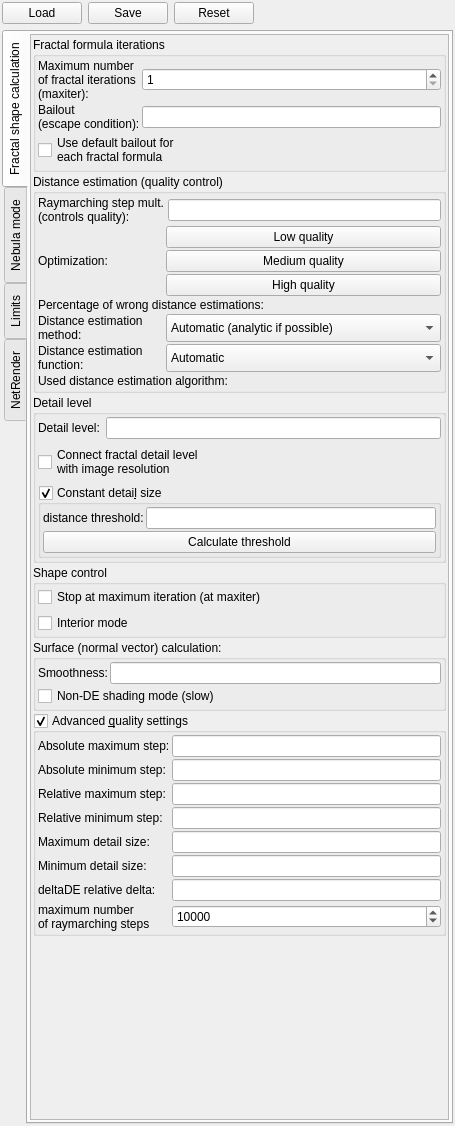
First picture: the form in mandelbulber2/qt/dock_rendering_engine.ui, repository buddhi1980/mandelbulber2, before the edit.
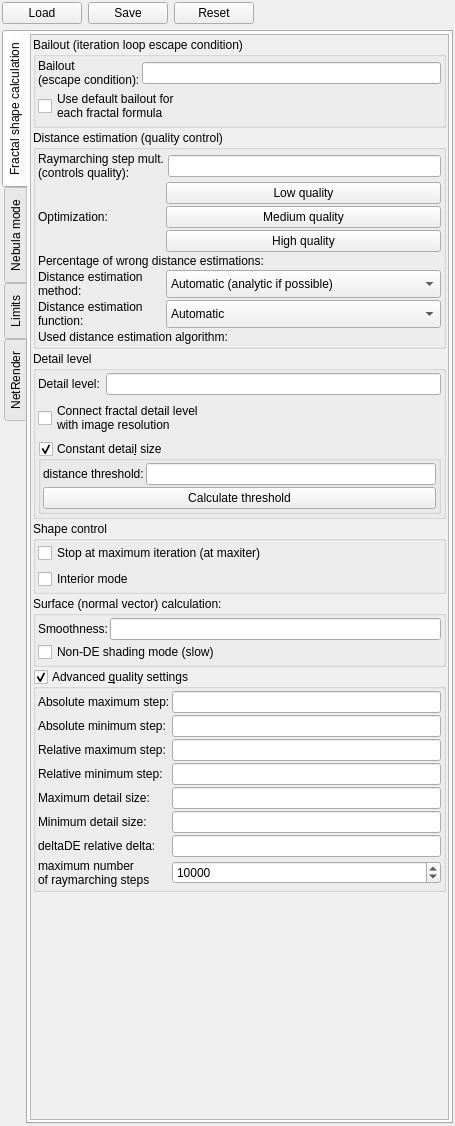
Second picture: the form after the edit. Icons and pictures are not drawn. Custom widgets are drawn as their Qt base class.

Commit message:
clean up: remove maxiter control from bailout group; silence debugs
- dock_rendering_engine.ui: drop maxiter spinbox/label from the
  "Fractal formula iterations" group, rename it to "Bailout
  (iteration loop escape condition)" and reflow the layout
- objects_tree_widget, hybrid_fractal_sequences, opencl_dynamic_data,
  opencl_engine_render_fractal/nebula, render_job: comment out
  temporary qDebug()/DebugPrintNodes debug statements

```diff
--- a/mandelbulber2/qt/dock_rendering_engine.ui
+++ b/mandelbulber2/qt/dock_rendering_engine.ui
@@ -102,8 +102,8 @@
            <rect>
             <x>0</x>
             <y>0</y>
-            <width>417</width>
-            <height>1082</height>
+            <width>429</width>
+            <height>1114</height>
            </rect>
           </property>
           <layout class="QVBoxLayout" name="verticalLayout_6">
@@ -125,7 +125,7 @@
            <item>
             <widget class="QGroupBox" name="groupBox">
              <property name="title">
-              <string>Fractal formula iterations</string>
+              <string>Bailout (iteration loop escape condition)</string>
              </property>
              <layout class="QVBoxLayout" name="verticalLayout_114">
               <property name="spacing">
@@ -151,23 +151,7 @@
                 <property name="spacing">
                  <number>2</number>
                 </property>
-                <item row="0" column="0">
-                 <widget class="QLabel" name="label_284">
-                  <property name="text">
-                   <string>Maximum number
-of fractal iterations
-(maxiter):</string>
-                  </property>
-                 </widget>
-                </item>
-                <item row="1" column="1">
-                 <widget class="MyLineEdit" name="logedit_bailout">
-                  <property name="toolTip">
-                   <string>&lt;html&gt;&lt;head/&gt;&lt;body&gt;&lt;p&gt;The vector values are checked during each iteration of fractal formula to see if they have reached a critical 'escape' condition or 'bailout'. If that condition is reached, the calculation is stopped. Condition is: if length of vector is greater than bailout, then break iteration loop.&lt;/p&gt;&lt;p&gt;In some cases higher value can increase image quality, but it will increase rendering time.&lt;/p&gt;&lt;p&gt;&lt;br/&gt;&lt;/p&gt;&lt;/body&gt;&lt;/html&gt;</string>
-                  </property>
-                 </widget>
-                </item>
-                <item row="2" column="0" colspan="2">
+                <item row="1" column="0" colspan="2">
                  <widget class="MyCheckBox" name="checkBox_use_default_bailout">
                   <property name="sizePolicy">
                    <sizepolicy hsizetype="Minimum" vsizetype="Maximum">
@@ -185,25 +169,13 @@
                  </widget>
                 </item>
                 <item row="0" column="1">
-                 <widget class="MySpinBox" name="spinboxInt_N">
-                  <property name="sizePolicy">
-                   <sizepolicy hsizetype="Minimum" vsizetype="Maximum">
-                    <horstretch>0</horstretch>
-                    <verstretch>0</verstretch>
-                   </sizepolicy>
-                  </property>
+                 <widget class="MyLineEdit" name="logedit_bailout">
                   <property name="toolTip">
-                   <string>&lt;html&gt;&lt;head/&gt;&lt;body&gt;&lt;p&gt;The higher the maximum number of iterations (&amp;quot;maxiter&amp;quot;) is, the more detail and subtlety emerge in the final image, but also the longer time it will take to calculate the fractal image. &lt;/p&gt;&lt;p&gt;In normal operation this should be set as high as possible because &amp;quot;Distance estimation&amp;quot; algorithm limits number of iteration (almost no influence on rendering speed)&lt;/p&gt;&lt;p&gt;When &lt;span style=&quot; font-style:italic;&quot;&gt;Stop at maximum iteration&lt;/span&gt; is selected, then this parameter controls detail level.&lt;br/&gt;&lt;/p&gt;&lt;table border=&quot;0&quot; style=&quot; margin-top:0px; margin-bottom:0px; margin-left:0px; margin-right:0px;&quot; cellspacing=&quot;2&quot; cellpadding=&quot;0&quot;&gt;&lt;tr&gt;&lt;td&gt;&lt;p&gt;maxiter = 10&lt;/p&gt;&lt;/td&gt;&lt;td&gt;&lt;p&gt;maxiter = 15&lt;/p&gt;&lt;/td&gt;&lt;/tr&gt;&lt;tr&gt;&lt;td&gt;&lt;p&gt;&lt;img src=&quot;:/tooltips/tooltips_images/image - maxiter - 10.jpg&quot;/&gt;&lt;/p&gt;&lt;/td&gt;&lt;td&gt;&lt;p&gt;&lt;img src=&quot;:/tooltips/tooltips_images/image - maxiter - 15.jpg&quot;/&gt;&lt;/p&gt;&lt;/td&gt;&lt;/tr&gt;&lt;/table&gt;&lt;/body&gt;&lt;/html&gt;</string>
-                  </property>
-                  <property name="minimum">
-                   <number>1</number>
-                  </property>
-                  <property name="maximum">
-                   <number>9999</number>
+                   <string>&lt;html&gt;&lt;head/&gt;&lt;body&gt;&lt;p&gt;The vector values are checked during each iteration of fractal formula to see if they have reached a critical 'escape' condition or 'bailout'. If that condition is reached, the calculation is stopped. Condition is: if length of vector is greater than bailout, then break iteration loop.&lt;/p&gt;&lt;p&gt;In some cases higher value can increase image quality, but it will increase rendering time.&lt;/p&gt;&lt;p&gt;&lt;br/&gt;&lt;/p&gt;&lt;/body&gt;&lt;/html&gt;</string>
                   </property>
                  </widget>
                 </item>
-                <item row="1" column="0">
+                <item row="0" column="0">
                  <widget class="QLabel" name="label_222">
                   <property name="text">
                    <string>Bailout
```
Left out of the diff: 12 changed lines with no effect on the pictures. The commit also changes 6 other files.
